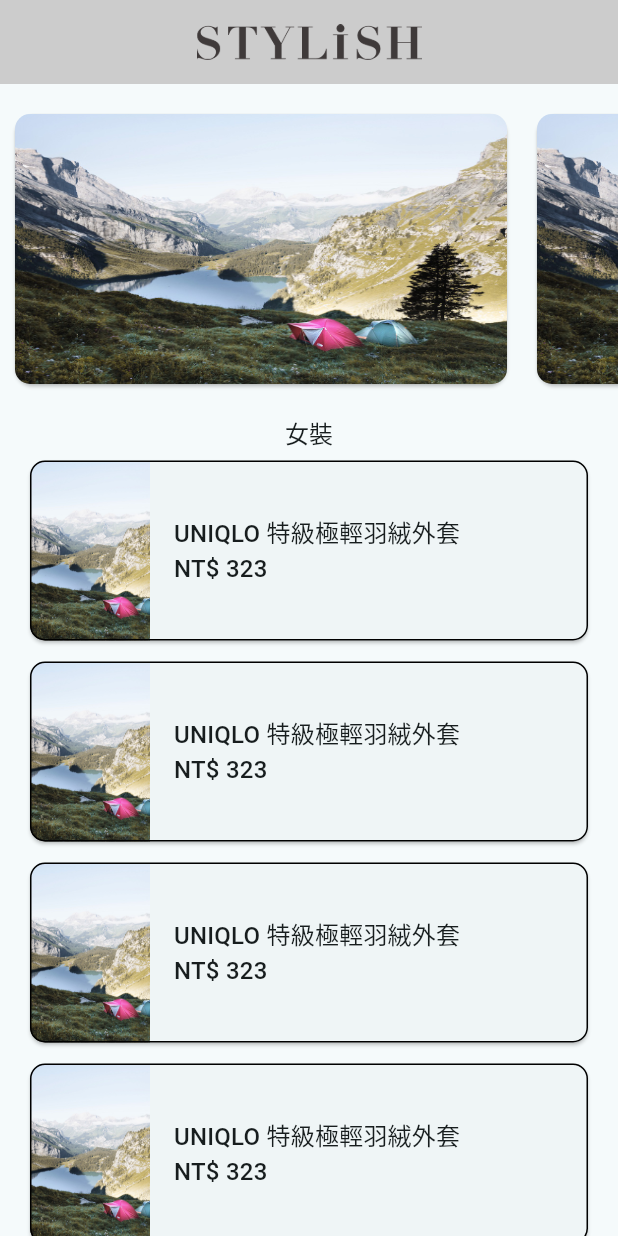
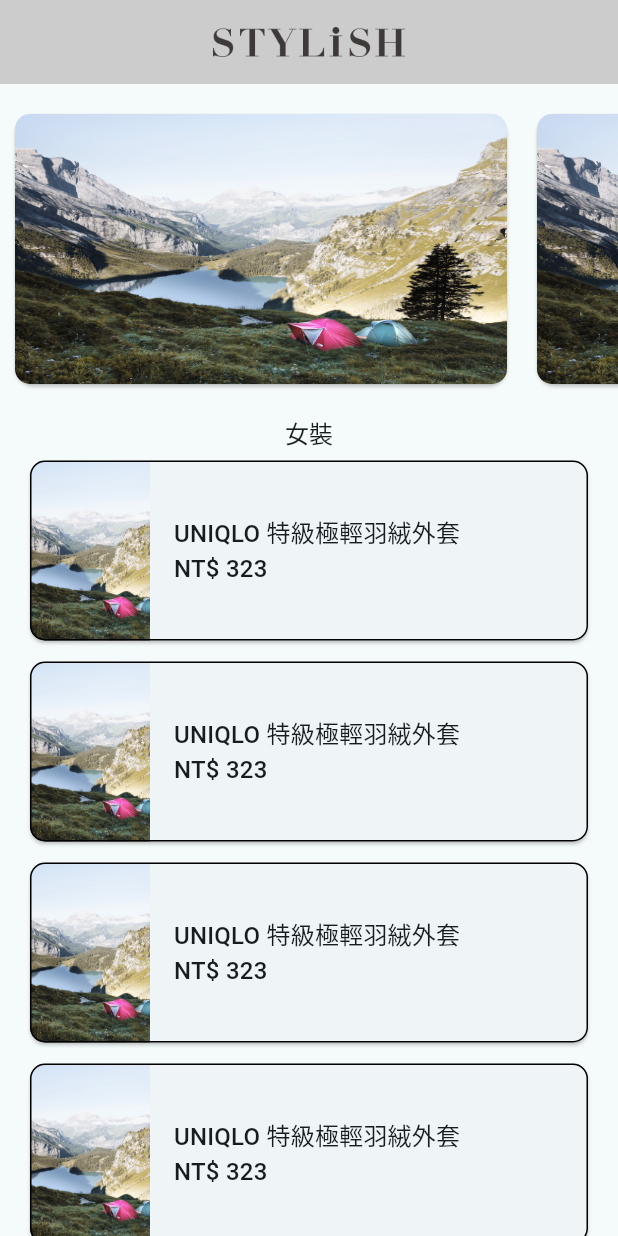
Before and after one commit to elinlin010/Flutter-Stylish-HW, a Flutter app: the screen it shows after launch, on a phone screen of 412 x 824 dp. Run offline on Flutter 3.47's test engine with Material 2 defaults, Android fonts, the phone set to English and light mode, and no system bars.

Commit message:
Adjust logo width

```diff
--- a/lib/homepage.dart
+++ b/lib/homepage.dart
@@ -33,7 +33,7 @@ class _MyHomePageState extends State<MyHomePage> {
         // the App.build method, and use it to set our appbar title.
         centerTitle: true,
         title: Center(
-            child: SizedBox(width: 150, child: Image.asset('assets/logo.png'))),
+            child: SizedBox(width: 128, child: Image.asset('assets/logo.png'))),
         backgroundColor: const Color(0xFFcccccc),
       ),
       body: Column(
```
